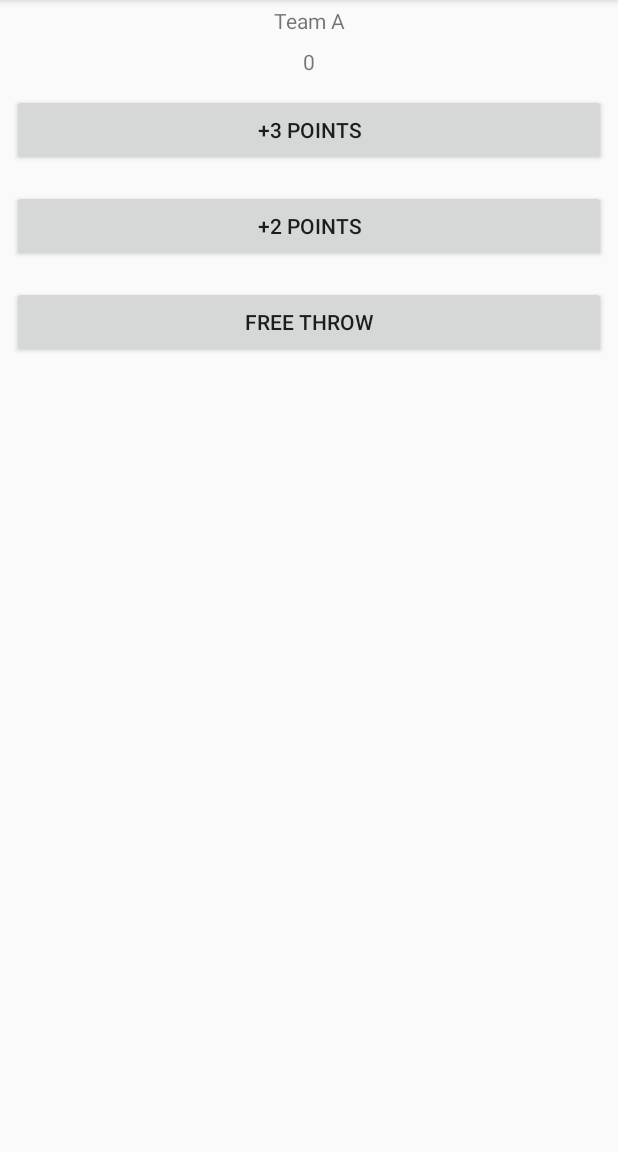
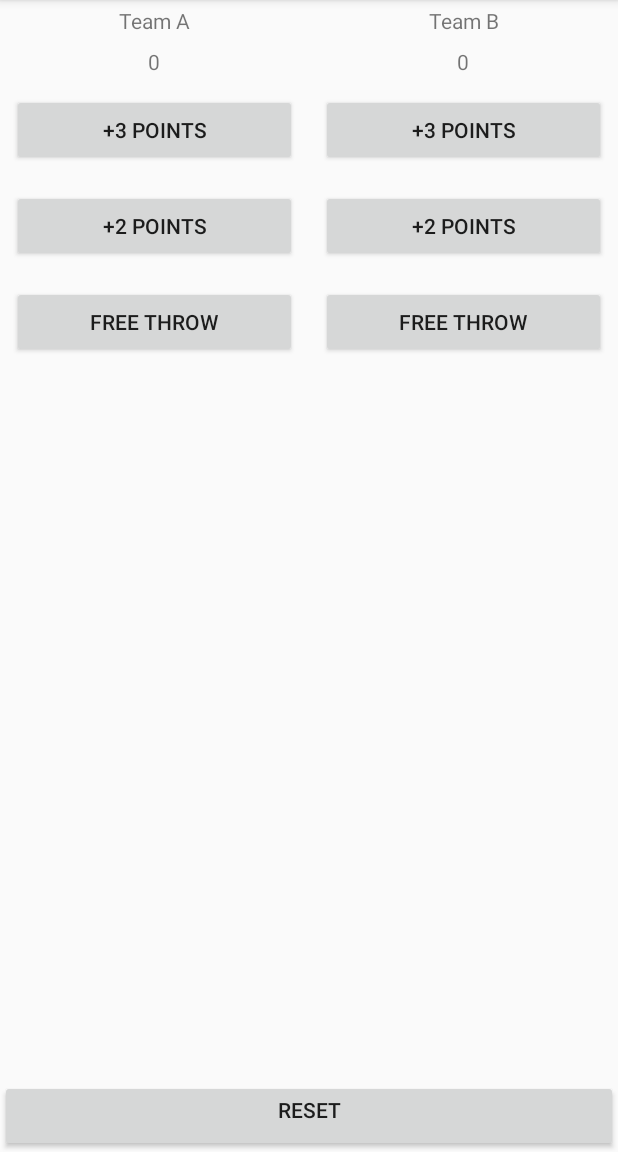
Before and after one commit to rainbow82/CourtCounter, an Android app: the screen it shows after launch (MainActivity), on a phone screen of 412 x 824 dp, the part 84-1236 px from its top. Run offline under Robolectric (Android 15) with nearby library versions, the phone set to English and light mode, and no system bars.

Commit message:
added team b layout, reset button. added logic for team b and reset button

```diff
--- a/app/src/main/java/com/example/android/courtcounter/MainActivity.java
+++ b/app/src/main/java/com/example/android/courtcounter/MainActivity.java
@@ -9,6 +9,7 @@ import android.widget.TextView;
 public class MainActivity extends AppCompatActivity {
 
     int scoreTeamA = 0;
+    int scoreTeamB = 0;
 
     @Override
     protected void onCreate(Bundle savedInstanceState) {
@@ -24,9 +25,22 @@ public class MainActivity extends AppCompatActivity {
         scoreView.setText(String.valueOf(score));
     }
 
+    /**
+     * Displays the given score for Team B.
+     */
+    public void displayForTeamB(int score) {
+        TextView scoreView = (TextView) findViewById(R.id.team_b_score);
+        scoreView.setText(String.valueOf(score));
+    }
+
     public void add_three_points_team_a(View view){
         scoreTeamA += 3;
         displayForTeamA(scoreTeamA);
+    }
+
+    public void add_three_points_team_b(View view){
+        scoreTeamB += 3;
+        displayForTeamB(scoreTeamB);
     }
 
     public void add_two_points_team_a(View view){
@@ -34,8 +48,26 @@ public class MainActivity extends AppCompatActivity {
         displayForTeamA(scoreTeamA);
     }
 
+    public void add_two_points_team_b(View view){
+        scoreTeamB += 2;
+        displayForTeamB(scoreTeamB);
+    }
+
     public void add_free_throw_team_a(View view){
         scoreTeamA += 1;
         displayForTeamA(scoreTeamA);
     }
+
+    public void add_free_throw_team_b(View view){
+        scoreTeamB += 1;
+        displayForTeamB(scoreTeamB);
+    }
+
+    public void reset(View view){
+        scoreTeamA = 0;
+        scoreTeamB = 0;
+        displayForTeamA(scoreTeamA);
+        displayForTeamB(scoreTeamB);
+    }
+
 }
--- a/app/src/main/res/layout/activity_main.xml
+++ b/app/src/main/res/layout/activity_main.xml
@@ -1,8 +1,28 @@
 <?xml version="1.0" encoding="utf-8"?>
-<LinearLayout xmlns:android="http://schemas.android.com/apk/res/android"
+<RelativeLayout xmlns:android="http://schemas.android.com/apk/res/android"
     xmlns:tools="http://schemas.android.com/tools"
+    android:layout_width="wrap_content"
+    android:layout_height="wrap_content"
+    android:layout_weight="0">
+
+    <Button
+        android:layout_width="match_parent"
+        android:layout_height="wrap_content"
+        android:layout_alignParentBottom="true"
+        android:gravity="center_horizontal"
+        android:text="@string/reset"
+        android:onClick="reset"/>
+
+    <LinearLayout
         android:layout_width="match_parent"
         android:layout_height="match_parent"
+        android:orientation="horizontal">
+
+
+        <LinearLayout
+            android:layout_width="@dimen/layout_width"
+            android:layout_height="wrap_content"
+            android:layout_weight="1"
             android:orientation="vertical">
 
             <TextView
@@ -10,7 +30,7 @@
                 android:layout_height="wrap_content"
                 android:gravity="center_horizontal"
                 android:padding="@dimen/text_padding"
-        android:text="@string/teamA"/>
+                android:text="@string/teamA" />
 
             <TextView
                 android:id="@+id/team_a_score"
@@ -18,30 +38,74 @@
                 android:layout_height="wrap_content"
                 android:gravity="center_horizontal"
                 android:padding="@dimen/text_padding"
-        android:text="@string/score"/>
+                android:text="@string/score" />
 
             <Button
                 android:layout_width="match_parent"
                 android:layout_height="wrap_content"
                 android:layout_margin="@dimen/button_margin"
                 android:onClick="add_three_points_team_a"
-        android:text="@string/three_points"/>
+                android:text="@string/three_points" />
 
             <Button
                 android:layout_width="match_parent"
                 android:layout_height="wrap_content"
                 android:layout_margin="@dimen/button_margin"
                 android:onClick="add_two_points_team_a"
-        android:text="@string/two_points"/>
+                android:text="@string/two_points" />
 
             <Button
                 android:layout_width="match_parent"
                 android:layout_height="wrap_content"
                 android:layout_margin="@dimen/button_margin"
                 android:onClick="add_free_throw_team_a"
-        android:text="@string/free_throw"/>
+                android:text="@string/free_throw" />
+        </LinearLayout>
 
+        <LinearLayout
+            android:layout_width="@dimen/layout_width"
+            android:layout_height="wrap_content"
+            android:layout_weight="1"
+            android:orientation="vertical">
 
+            <TextView
+                android:layout_width="match_parent"
+                android:layout_height="wrap_content"
+                android:gravity="center_horizontal"
+                android:padding="@dimen/text_padding"
+                android:text="@string/teamB" />
+
+            <TextView
+                android:id="@+id/team_b_score"
+                android:layout_width="match_parent"
+                android:layout_height="wrap_content"
+                android:gravity="center_horizontal"
+                android:padding="@dimen/text_padding"
+                android:text="@string/score" />
+
+            <Button
+                android:layout_width="match_parent"
+                android:layout_height="wrap_content"
+                android:layout_margin="@dimen/button_margin"
+                android:onClick="add_three_points_team_b"
+                android:text="@string/three_points" />
+
+            <Button
+                android:layout_width="match_parent"
+                android:layout_height="wrap_content"
+                android:layout_margin="@dimen/button_margin"
+                android:onClick="add_two_points_team_b"
+                android:text="@string/two_points" />
+
+            <Button
+                android:layout_width="match_parent"
+                android:layout_height="wrap_content"
+                android:layout_margin="@dimen/button_margin"
+                android:onClick="add_free_throw_team_b"
+                android:text="@string/free_throw" />
+        </LinearLayout>
 
 
     </LinearLayout>
+
+</RelativeLayout>
--- a/app/src/main/res/values/dimens.xml
+++ b/app/src/main/res/values/dimens.xml
@@ -2,4 +2,5 @@
 <resources>
     <dimen name="text_padding">4dp</dimen>
     <dimen name="button_margin">8dp</dimen>
+    <dimen name="layout_width">0dp</dimen>
 </resources>
--- a/app/src/main/res/values/strings.xml
+++ b/app/src/main/res/values/strings.xml
@@ -2,7 +2,9 @@
     <string name="app_name">Court Counter</string>
     <string name="score">0</string>
     <string name="teamA">Team A</string>
+    <string name="teamB">Team B</string>
     <string name="three_points">\+3 points</string>
     <string name="two_points">\+2 points</string>
     <string name="free_throw">Free Throw</string>
+    <string name="reset">Reset</string>
 </resources>
```
Lines whose indentation alone changed are shown as unchanged.
